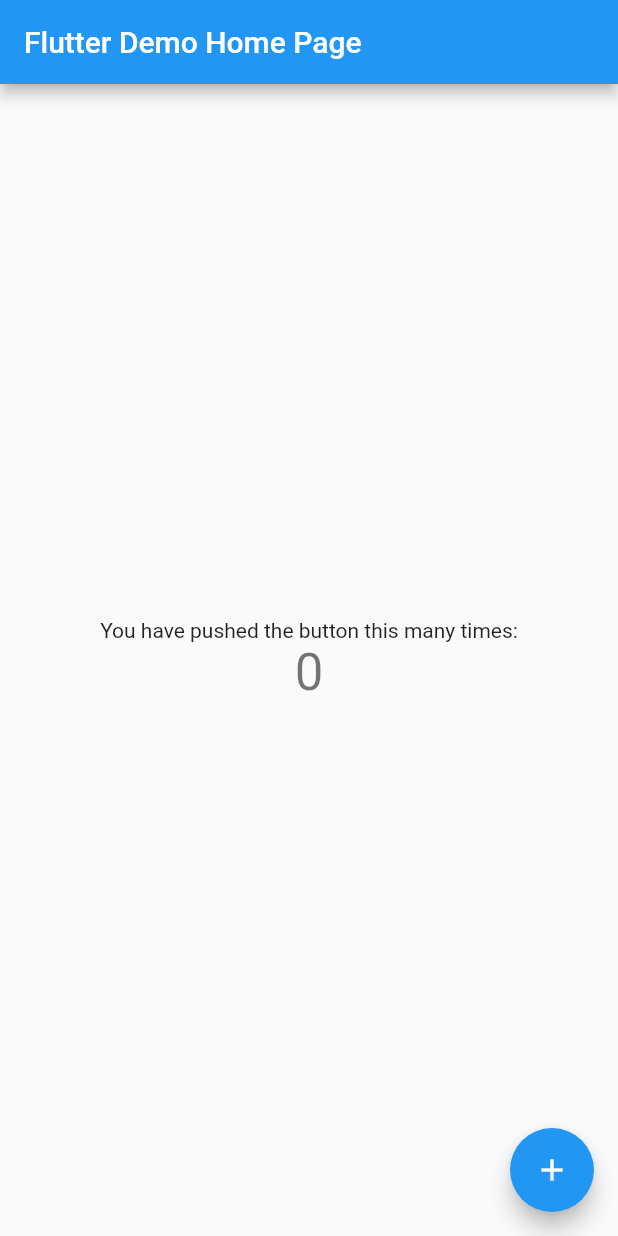
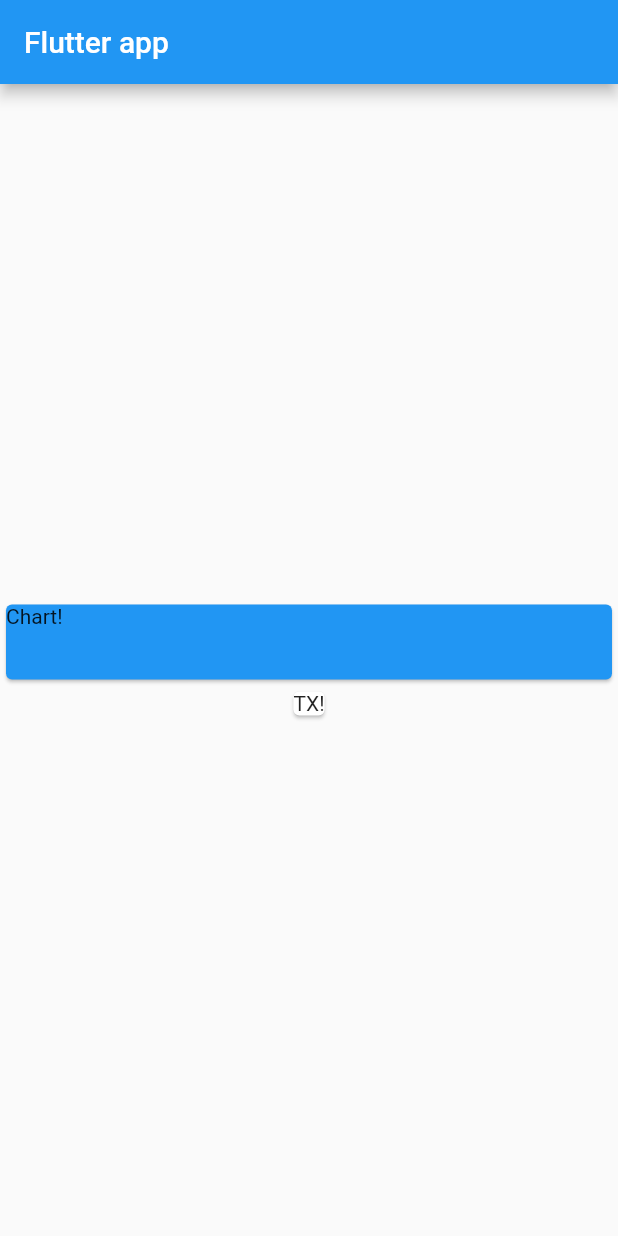
Before and after one commit to MaksymShokin/Personal_Expenses, a Flutter app: the screen it shows after launch, on a phone screen of 412 x 824 dp. Run offline on Flutter 3.47's test engine with Material 2 defaults, Android fonts, the phone set to English and light mode, and no system bars.

Commit message:
prepare-main

```diff
--- a/lib/main.dart
+++ b/lib/main.dart
@@ -9,109 +9,36 @@ class MyApp extends StatelessWidget {
   @override
   Widget build(BuildContext context) {
     return MaterialApp(
-      title: 'Flutter Demo',
-      theme: ThemeData(
-        // This is the theme of your application.
-        //
-        // Try running your application with "flutter run". You'll see the
-        // application has a blue toolbar. Then, without quitting the app, try
-        // changing the primarySwatch below to Colors.green and then invoke
-        // "hot reload" (press "r" in the console where you ran "flutter run",
-        // or simply save your changes to "hot reload" in a Flutter IDE).
-        // Notice that the counter didn't reset back to zero; the application
-        // is not restarted.
-        primarySwatch: Colors.blue,
-        // This makes the visual density adapt to the platform that you run
-        // the app on. For desktop platforms, the controls will be smaller and
-        // closer together (more dense) than on mobile platforms.
-        visualDensity: VisualDensity.adaptivePlatformDensity,
-      ),
-      home: MyHomePage(title: 'Flutter Demo Home Page'),
+      title: 'Flutter App',
+      home: MyHomePage(),
     );
   }
 }
 
-class MyHomePage extends StatefulWidget {
-  MyHomePage({Key key, this.title}) : super(key: key);
-
-  // This widget is the home page of your application. It is stateful, meaning
-  // that it has a State object (defined below) that contains fields that affect
-  // how it looks.
-
-  // This class is the configuration for the state. It holds the values (in this
-  // case the title) provided by the parent (in this case the App widget) and
-  // used by the build method of the State. Fields in a Widget subclass are
-  // always marked "final".
-
-  final String title;
-
-  @override
-  _MyHomePageState createState() => _MyHomePageState();
-}
-
-class _MyHomePageState extends State<MyHomePage> {
-  int _counter = 0;
-
-  void _incrementCounter() {
-    setState(() {
-      // This call to setState tells the Flutter framework that something has
-      // changed in this State, which causes it to rerun the build method below
-      // so that the display can reflect the updated values. If we changed
-      // _counter without calling setState(), then the build method would not be
-      // called again, and so nothing would appear to happen.
-      _counter++;
-    });
-  }
-
+class MyHomePage extends StatelessWidget {
   @override
   Widget build(BuildContext context) {
-    // This method is rerun every time setState is called, for instance as done
-    // by the _incrementCounter method above.
-    //
-    // The Flutter framework has been optimized to make rerunning build methods
-    // fast, so that you can just rebuild anything that needs updating rather
-    // than having to individually change instances of widgets.
     return Scaffold(
       appBar: AppBar(
-        // Here we take the value from the MyHomePage object that was created by
-        // the App.build method, and use it to set our appbar title.
-        title: Text(widget.title),
+        title: Text('Flutter app'),
       ),
-      body: Center(
-        // Center is a layout widget. It takes a single child and positions it
-        // in the middle of the parent.
-        child: Column(
-          // Column is also a layout widget. It takes a list of children and
-          // arranges them vertically. By default, it sizes itself to fit its
-          // children horizontally, and tries to be as tall as its parent.
-          //
-          // Invoke "debug painting" (press "p" in the console, choose the
-          // "Toggle Debug Paint" action from the Flutter Inspector in Android
-          // Studio, or the "Toggle Debug Paint" command in Visual Studio Code)
-          // to see the wireframe for each widget.
-          //
-          // Column has various properties to control how it sizes itself and
-          // how it positions its children. Here we use mainAxisAlignment to
-          // center the children vertically; the main axis here is the vertical
-          // axis because Columns are vertical (the cross axis would be
-          // horizontal).
-          mainAxisAlignment: MainAxisAlignment.center,
-          children: <Widget>[
-            Text(
-              'You have pushed the button this many times:',
+      body: Column(
+
+        mainAxisAlignment: MainAxisAlignment.center,
+        children: <Widget>[
+          Card(
+            color: Colors.blue,
+            child: Container(
+              width: double.infinity,
+              height: 50,
+              child: Text('Chart!'),
             ),
-            Text(
-              '$_counter',
-              style: Theme.of(context).textTheme.headline4,
-            ),
-          ],
-        ),
+          ),
+          Card(
+            child: Text('TX!'),
+          ),
+        ],
       ),
-      floatingActionButton: FloatingActionButton(
-        onPressed: _incrementCounter,
-        tooltip: 'Increment',
-        child: Icon(Icons.add),
-      ), // This trailing comma makes auto-formatting nicer for build methods.
     );
   }
 }
```
